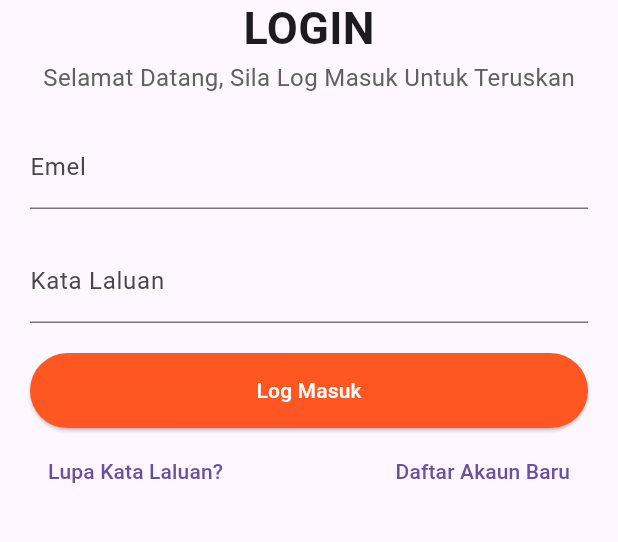
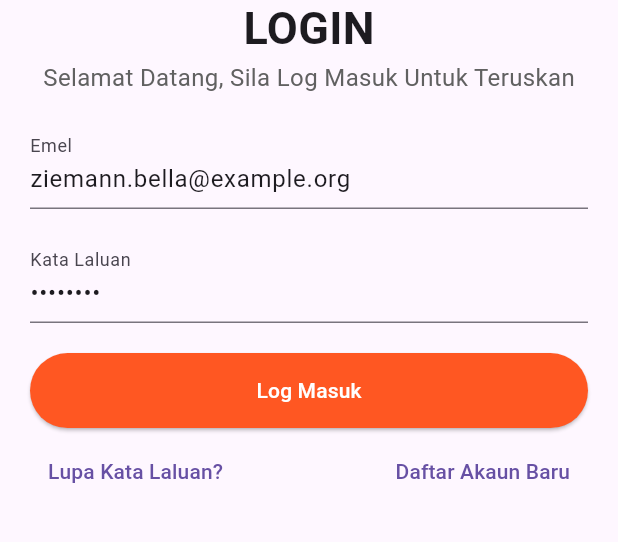
Before and after one commit to kamalnorizan/sakt, a Flutter app: the screen it shows after launch, on a phone screen of 412 x 824 dp, the part 459-1001 px from its top. Run offline on Flutter 3.47's test engine with Material 3 defaults, Android fonts, the phone set to English and light mode, and no system bars; our stand-ins replace shared_preferences.

Commit message:
email and password

```diff
--- a/lib/screens/login.dart
+++ b/lib/screens/login.dart
@@ -16,6 +16,13 @@ class Login extends StatefulWidget {
 class _LoginState extends State<Login> {
   final emailController = TextEditingController();
   final passwordController = TextEditingController();
+
+  @override
+  void initState() {
+    super.initState();
+    emailController.text = 'ziemann.bella@example.org';
+    passwordController.text = 'password';
+  }
 
   Future<void> _login() async {
     final email = emailController.text;
```
